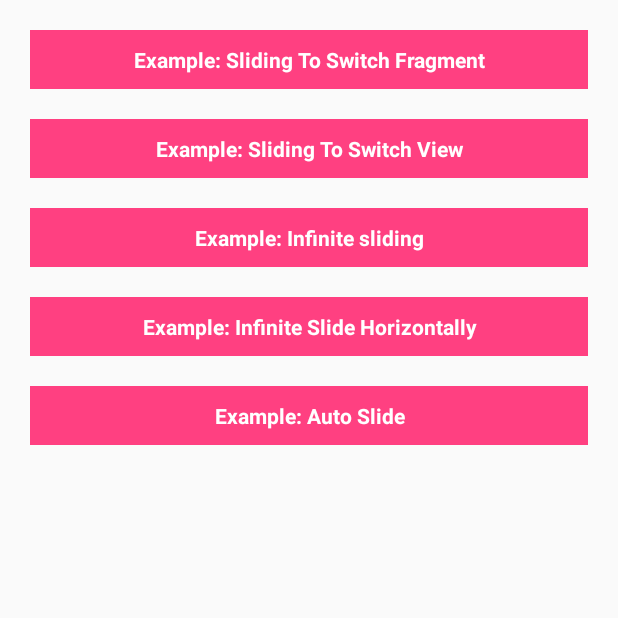
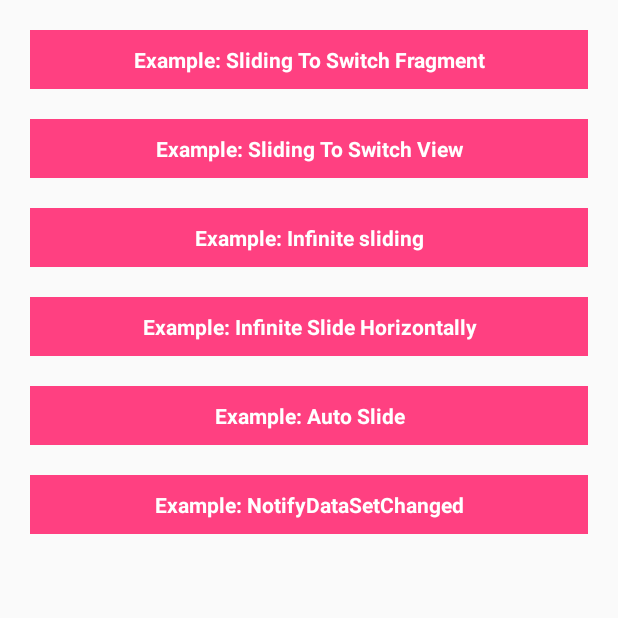
Before and after one commit to YvesCheung/SlidableLayout, an Android app: the screen it shows after launch (MainActivity), on a phone screen of 412 x 824 dp, the top half of it. Run offline under Robolectric (Android 15) with nearby library versions, the phone set to English and light mode, and no system bars.

Commit message:
demo for notifyDataSetChanged

```diff
--- a/app/src/main/AndroidManifest.xml
+++ b/app/src/main/AndroidManifest.xml
@@ -1,5 +1,6 @@
 <?xml version="1.0" encoding="utf-8"?>
 <manifest xmlns:android="http://schemas.android.com/apk/res/android"
+    xmlns:tools="http://schemas.android.com/tools"
     package="com.yy.mobile.slidablelayout">
 
     <application
@@ -8,7 +9,8 @@
         android:label="@string/app_name"
         android:roundIcon="@mipmap/ic_launcher_round"
         android:supportsRtl="true"
-        android:theme="@style/AppTheme">
+        android:theme="@style/AppTheme"
+        tools:ignore="GoogleAppIndexingWarning">
         <activity android:name=".MainActivity">
             <intent-filter>
                 <action android:name="android.intent.action.MAIN" />
@@ -22,6 +24,7 @@
         <activity android:name=".DemoForLoop" />
         <activity android:name=".DemoForLoopHorizontally" />
         <activity android:name=".DemoForAutoSlide" />
+        <activity android:name=".DemoForDataSetChanged" />
     </application>
 
 </manifest>
--- a/app/src/main/java/com/yy/mobile/slidablelayout/DemoForFragment.kt
+++ b/app/src/main/java/com/yy/mobile/slidablelayout/DemoForFragment.kt
@@ -21,7 +21,7 @@ import kotlinx.android.synthetic.main.page_main_content.*
  * E-mail: zhangyu4@yy.com
  * YY: 909017428
  */
-class DemoForFragment : BaseDemoActivity() {
+open class DemoForFragment : BaseDemoActivity() {
 
     override fun createAdapter(data: SimpleQueue<PageInfo>): SlideAdapter<out SlideViewHolder> =
         FragmentAdapter(data, supportFragmentManager)
--- a/app/src/main/java/com/yy/mobile/slidablelayout/DemoForView.kt
+++ b/app/src/main/java/com/yy/mobile/slidablelayout/DemoForView.kt
@@ -16,7 +16,7 @@ import kotlinx.android.synthetic.main.page_main_content.view.*
  * E-mail: zhangyu4@yy.com
  * YY: 909017428
  */
-class DemoForView : BaseDemoActivity() {
+open class DemoForView : BaseDemoActivity() {
 
     override fun createAdapter(data: SimpleQueue<PageInfo>): SlideAdapter<out SlideViewHolder> =
         DemoViewAdapter(data)
--- a/app/src/main/java/com/yy/mobile/slidablelayout/MainActivity.kt
+++ b/app/src/main/java/com/yy/mobile/slidablelayout/MainActivity.kt
@@ -31,4 +31,8 @@ class MainActivity : FragmentActivity() {
     fun toDemoForAutoSlide(v: View) {
         startActivity(Intent(this, DemoForAutoSlide::class.java))
     }
+
+    fun toDemoForDataSetChanged(v: View) {
+        startActivity(Intent(this, DemoForDataSetChanged::class.java))
+    }
 }
--- a/app/src/main/res/layout/activity_main.xml
+++ b/app/src/main/res/layout/activity_main.xml
@@ -64,4 +64,16 @@
         android:text="Example: Auto Slide"
         android:textColor="#ffffff"
         android:textStyle="bold" />
+
+    <TextView
+        android:layout_width="match_parent"
+        android:layout_height="wrap_content"
+        android:layout_margin="10dp"
+        android:background="@color/colorAccent"
+        android:gravity="center"
+        android:onClick="toDemoForDataSetChanged"
+        android:padding="10dp"
+        android:text="Example: NotifyDataSetChanged"
+        android:textColor="#ffffff"
+        android:textStyle="bold" />
 </LinearLayout>
```
Also changed, not shown: app/src/main/java/com/yy/mobile/slidablelayout/BaseDemoActivity.kt (+10 -7 lines), app/src/main/java/com/yy/mobile/slidablelayout/DemoForDataSetChanged.kt (added, +39 -0 lines).
